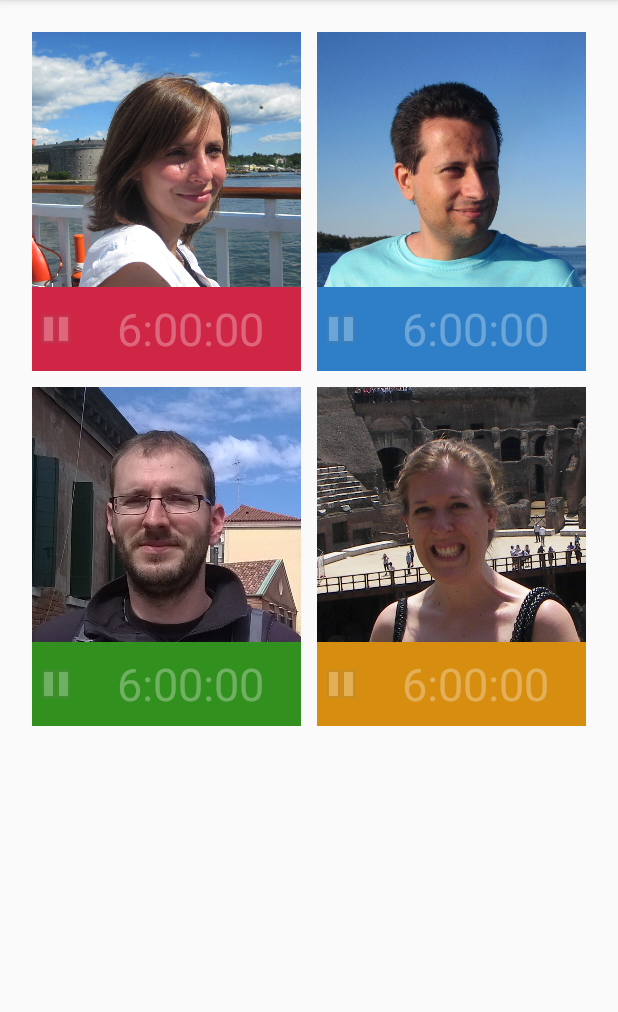
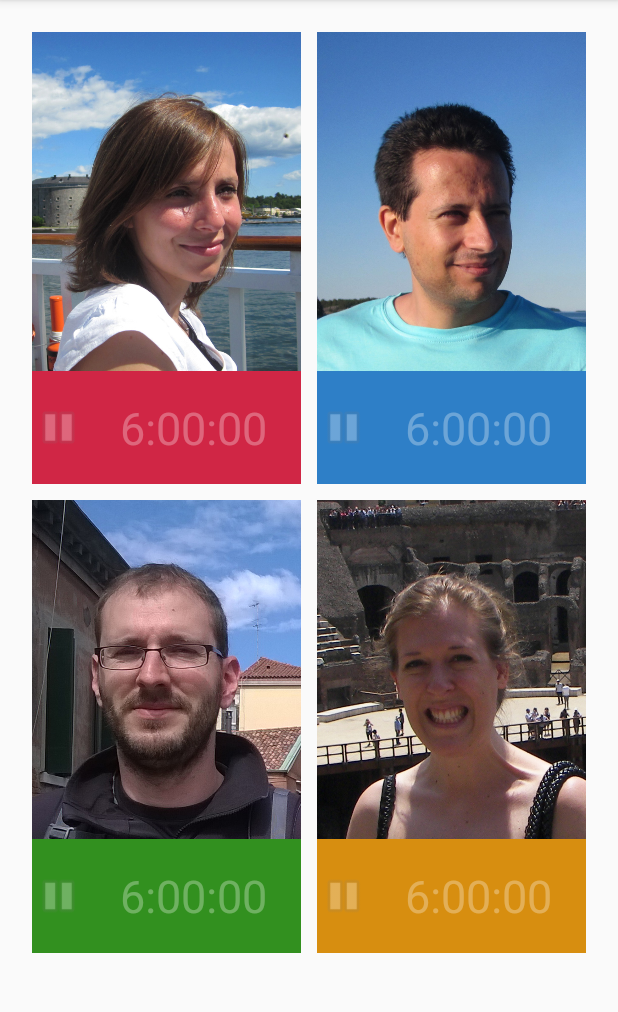
Before and after one commit to KrisKN/6happ, an Android app: the screen it shows after launch (MainActivity), on a phone screen of 412 x 824 dp, the part 84-1096 px from its top. Run offline under Robolectric (Android 15) with nearby library versions, the phone set to English and light mode, and no system bars.

Commit message:
Layout completely rewritten in order to support more different display resolutions.

```diff
--- a/app/src/main/java/com/mauriundjens/sechsstundenapp/MainActivity.java
+++ b/app/src/main/java/com/mauriundjens/sechsstundenapp/MainActivity.java
@@ -49,10 +49,10 @@ public class MainActivity extends AppCompatActivity {
         setSupportActionBar(toolbar);
 
         // find GUI elements
-        views[0] = findViewById(R.id.grid_ornella);
-        views[1] = findViewById(R.id.grid_maurizio);
-        views[2] = findViewById(R.id.grid_jens);
-        views[3] = findViewById(R.id.grid_julia);
+        views[0] = findViewById(R.id.view_ornella);
+        views[1] = findViewById(R.id.view_maurizio);
+        views[2] = findViewById(R.id.view_jens);
+        views[3] = findViewById(R.id.view_julia);
         images[0] = (ImageView)findViewById(R.id.image_ornella);
         images[1] = (ImageView)findViewById(R.id.image_maurizio);
         images[2] = (ImageView)findViewById(R.id.image_jens);
--- a/app/src/main/res/layout/content_main.xml
+++ b/app/src/main/res/layout/content_main.xml
@@ -13,209 +13,255 @@
     tools:context="com.mauriundjens.sechsstundenapp.MainActivity"
     tools:showIn="@layout/activity_main">
 
+    <LinearLayout
+        android:orientation="vertical"
+        android:layout_height="fill_parent"
+        android:layout_width="fill_parent">
 
-    <GridLayout
-        android:layout_width="match_parent"
-        android:columnCount="2"
-        android:rowCount="2"
-        android:layout_alignParentStart="true"
-        android:layout_alignParentTop="true"
-        android:layout_height="wrap_content"
-        android:id="@+id/gridLayout">
+        <LinearLayout
+            android:orientation="horizontal"
+            android:layout_weight="3"
+            android:layout_height="0dp"
+            android:layout_width="fill_parent">
 
-        <GridLayout
-            android:id="@+id/grid_ornella"
+            <LinearLayout
+                android:id="@+id/view_ornella"
+                android:orientation="vertical"
                 android:background="#d02645"
-            android:layout_gravity="top|fill_horizontal"
-            android:layout_rowWeight="1"
-            android:layout_columnWeight="1"
-            android:columnCount="2"
-            android:rowCount="2"
+                android:layout_weight="1"
+                android:layout_height="fill_parent"
+                android:layout_width="0dp"
                 android:layout_margin="5dp">
 
                 <ImageView
                     android:id="@+id/image_ornella"
                     app:srcCompat="@drawable/ornella"
-                android:layout_columnSpan="2"
-                android:layout_gravity="top|center_horizontal"
-                android:adjustViewBounds="true"
-                android:layout_width="match_parent"
-                android:layout_height="170dp"
+                    android:layout_weight="3"
+                    android:layout_width="fill_parent"
+                    android:layout_height="0dp"
                     android:scaleType="centerCrop" />
+
+                <LinearLayout
+                    android:orientation="horizontal"
+                    android:layout_weight="1"
+                    android:layout_height="0dp"
+                    android:layout_width="fill_parent">
 
                     <ImageView
                         android:id="@+id/icon_ornella"
-                android:layout_gravity="fill"
+                        android:layout_weight="1"
+                        android:layout_height="fill_parent"
+                        android:layout_width="0dp"
                         app:srcCompat="@android:drawable/ic_media_play"
                         android:minHeight="56dp" />
 
                     <TextView
                         android:text="0:00:00"
                         android:id="@+id/textView_ornella"
-                android:layout_gravity="center_vertical|center_horizontal"
+                        android:layout_weight="4"
+                        android:layout_height="fill_parent"
+                        android:layout_width="0dp"
                         android:textColor="@android:color/white"
                         android:textAlignment="center"
                         android:textSize="30sp"
-                android:fontFamily="sans-serif"
-                android:width="120dp" />
+                        android:gravity="center" />
 
-        </GridLayout>
+                </LinearLayout>
 
-        <GridLayout
-            android:id="@+id/grid_maurizio"
+            </LinearLayout>
+
+            <LinearLayout
+                android:id="@+id/view_maurizio"
+                android:orientation="vertical"
                 android:background="#2e7fc7"
-            android:layout_gravity="top|fill_horizontal"
-            android:layout_rowWeight="1"
-            android:layout_columnWeight="1"
-            android:columnCount="2"
-            android:rowCount="2"
+                android:layout_weight="1"
+                android:layout_height="fill_parent"
+                android:layout_width="0dp"
                 android:layout_margin="5dp">
 
                 <ImageView
                     android:id="@+id/image_maurizio"
                     app:srcCompat="@drawable/maurizio"
-                android:layout_columnSpan="2"
-                android:layout_gravity="top|center_horizontal"
-                android:adjustViewBounds="true"
-                android:layout_width="match_parent"
-                android:layout_height="170dp"
+                    android:layout_weight="3"
+                    android:layout_width="fill_parent"
+                    android:layout_height="0dp"
                     android:scaleType="centerCrop" />
+
+                <LinearLayout
+                    android:orientation="horizontal"
+                    android:layout_weight="1"
+                    android:layout_height="0dp"
+                    android:layout_width="fill_parent">
 
                     <ImageView
                         android:id="@+id/icon_maurizio"
-                android:layout_gravity="fill"
+                        android:layout_weight="1"
+                        android:layout_height="fill_parent"
+                        android:layout_width="0dp"
                         app:srcCompat="@android:drawable/ic_media_play"
                         android:minHeight="56dp" />
 
                     <TextView
                         android:text="0:00:00"
                         android:id="@+id/textView_maurizio"
-                android:layout_gravity="center_vertical|center_horizontal"
+                        android:layout_weight="4"
+                        android:layout_height="fill_parent"
+                        android:layout_width="0dp"
                         android:textColor="@android:color/white"
                         android:textAlignment="center"
                         android:textSize="30sp"
-                android:width="120dp" />
+                        android:gravity="center" />
 
-        </GridLayout>
+                </LinearLayout>
 
-        <GridLayout
-            android:id="@+id/grid_jens"
+            </LinearLayout>
+
+        </LinearLayout>
+
+        <LinearLayout
+            android:orientation="horizontal"
+            android:layout_weight="3"
+            android:layout_height="0dp"
+            android:layout_width="fill_parent">
+
+            <LinearLayout
+                android:id="@+id/view_jens"
+                android:orientation="vertical"
                 android:background="#32901f"
-            android:layout_gravity="top|fill_horizontal"
-            android:layout_rowWeight="1"
-            android:layout_columnWeight="1"
-            android:columnCount="2"
-            android:rowCount="2"
+                android:layout_weight="1"
+                android:layout_height="fill_parent"
+                android:layout_width="0dp"
                 android:layout_margin="5dp">
 
                 <ImageView
                     android:id="@+id/image_jens"
                     app:srcCompat="@drawable/jens"
-                android:layout_columnSpan="2"
-                android:layout_gravity="top|center_horizontal"
-                android:adjustViewBounds="true"
-                android:layout_width="match_parent"
-                android:layout_height="170dp"
+                    android:layout_weight="3"
+                    android:layout_width="fill_parent"
+                    android:layout_height="0dp"
                     android:scaleType="centerCrop" />
+
+                <LinearLayout
+                    android:orientation="horizontal"
+                    android:layout_weight="1"
+                    android:layout_height="0dp"
+                    android:layout_width="fill_parent">
 
                     <ImageView
                         android:id="@+id/icon_jens"
-                android:layout_gravity="fill"
+                        android:layout_weight="1"
+                        android:layout_height="fill_parent"
+                        android:layout_width="0dp"
                         app:srcCompat="@android:drawable/ic_media_play"
                         android:minHeight="56dp" />
 
                     <TextView
                         android:text="0:00:00"
                         android:id="@+id/textView_jens"
-                android:layout_gravity="center_vertical|center_horizontal"
+                        android:layout_weight="4"
+                        android:layout_height="fill_parent"
+                        android:layout_width="0dp"
                         android:textColor="@android:color/white"
                         android:textAlignment="center"
                         android:textSize="30sp"
-                android:width="120dp" />
+                        android:gravity="center" />
 
-        </GridLayout>
+                </LinearLayout>
 
-        <GridLayout
-            android:id="@+id/grid_julia"
+            </LinearLayout>
+
+            <LinearLayout
+                android:id="@+id/view_julia"
+                android:orientation="vertical"
                 android:background="#d78e10"
-            android:layout_gravity="top|fill_horizontal"
-            android:layout_rowWeight="1"
-            android:layout_columnWeight="1"
-            android:columnCount="2"
-            android:rowCount="2"
+                android:layout_weight="1"
+                android:layout_height="fill_parent"
+                android:layout_width="0dp"
                 android:layout_margin="5dp">
 
                 <ImageView
                     android:id="@+id/image_julia"
                     app:srcCompat="@drawable/julia"
-                android:layout_columnSpan="2"
-                android:layout_gravity="top|center_horizontal"
-                android:adjustViewBounds="true"
-                android:layout_width="match_parent"
-                android:layout_height="170dp"
+                    android:layout_weight="3"
+                    android:layout_width="fill_parent"
+                    android:layout_height="0dp"
                     android:scaleType="centerCrop" />
+
+                <LinearLayout
+                    android:orientation="horizontal"
+                    android:layout_weight="1"
+                    android:layout_height="0dp"
+                    android:layout_width="fill_parent">
 
                     <ImageView
                         android:id="@+id/icon_julia"
-                android:layout_gravity="fill"
+                        android:layout_weight="1"
+                        android:layout_height="fill_parent"
+                        android:layout_width="0dp"
                         app:srcCompat="@android:drawable/ic_media_play"
                         android:minHeight="56dp" />
 
                     <TextView
                         android:text="0:00:00"
                         android:id="@+id/textView_julia"
-                android:layout_gravity="center_vertical|center_horizontal"
+                        android:layout_weight="4"
+                        android:layout_height="fill_parent"
+                        android:layout_width="0dp"
                         android:textColor="@android:color/white"
                         android:textAlignment="center"
                         android:textSize="30sp"
-                android:width="120dp" />
+                        android:gravity="center" />
 
-        </GridLayout>
+                </LinearLayout>
 
-    </GridLayout>
+            </LinearLayout>
+
+        </LinearLayout>
 
         <LinearLayout
             android:orientation="horizontal"
-        android:layout_width="match_parent"
-        android:layout_height="match_parent"
-        android:layout_below="@+id/gridLayout"
-        android:layout_alignParentStart="true">
+            android:layout_weight="1"
+            android:layout_height="0dp"
+            android:layout_width="fill_parent"
+            android:layout_margin="3dp">
 
             <Button
-            android:text="🎁1"
-            android:layout_width="wrap_content"
-            android:layout_height="wrap_content"
+                android:text="🎁"
+                android:layout_width="0dp"
+                android:layout_height="fill_parent"
                 android:id="@+id/giftButton1"
                 android:layout_weight="1"
                 android:textSize="24sp"
                 android:visibility="invisible" />
 
             <Button
-            android:text="🎁2"
-            android:layout_width="wrap_content"
-            android:layout_height="wrap_content"
+                android:text="🎁"
+                android:layout_width="0dp"
+                android:layout_height="fill_parent"
                 android:id="@+id/giftButton2"
                 android:layout_weight="1"
                 android:textSize="24sp"
                 android:visibility="invisible" />
 
             <Button
-            android:text="🎁3"
-            android:layout_width="wrap_content"
-            android:layout_height="wrap_content"
+                android:text="🎁"
+                android:layout_width="0dp"
+                android:layout_height="fill_parent"
                 android:id="@+id/giftButton3"
                 android:layout_weight="1"
                 android:textSize="24sp"
                 android:visibility="invisible" />
 
             <Button
-            android:text="🎁4"
-            android:layout_width="wrap_content"
-            android:layout_height="wrap_content"
+                android:text="🎁"
+                android:layout_width="0dp"
+                android:layout_height="fill_parent"
                 android:id="@+id/giftButton4"
                 android:layout_weight="1"
                 android:textSize="24sp"
                 android:visibility="invisible" />
         </LinearLayout>
 
+    </LinearLayout>
+
 </RelativeLayout>
```
Lines whose indentation alone changed are shown as unchanged.
